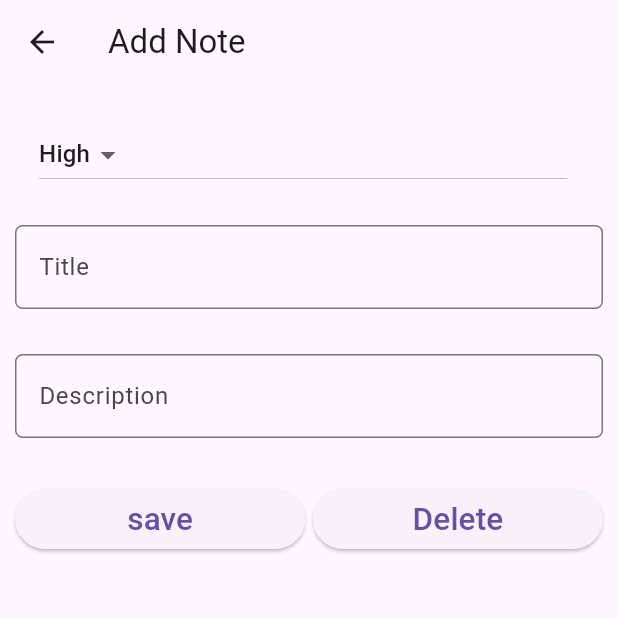
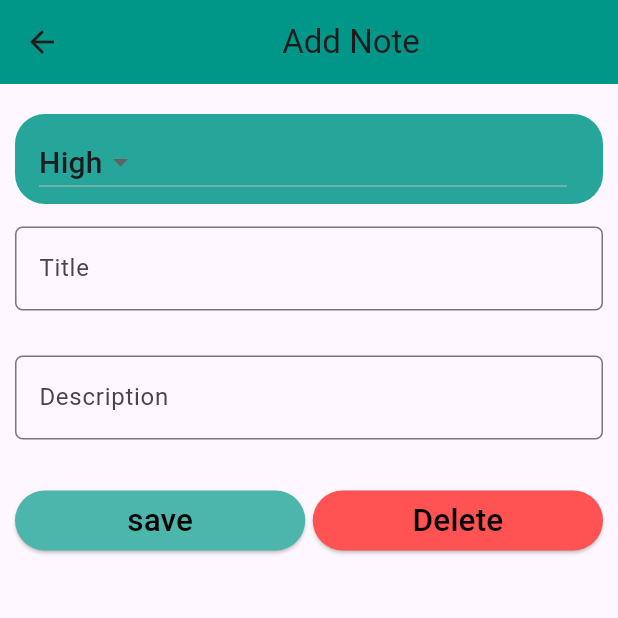
Before and after one commit to Zeeshanhabib5555/notes_database_sql, a Flutter app: the screen it shows after launch, after a tap on the "add" icon, on a phone screen of 412 x 824 dp, the top half of it. Run offline on Flutter 3.47's test engine with Material 3 defaults, Android fonts, the phone set to English and light mode, and no system bars; our stand-ins replace sqflite; accounts and stored records are empty.

Commit message:
This is my second comment

```diff
--- a/lib/NoteKeeperApp/screens/note_detail_page.dart
+++ b/lib/NoteKeeperApp/screens/note_detail_page.dart
@@ -51,7 +51,8 @@ class NoteDetailState extends State<NoteDetail> {
         },
         child: Scaffold(
           appBar: AppBar(
-            title: Text(appBarTitle),
+            backgroundColor: Colors.teal,
+            title: Center(child: Text(appBarTitle)),
             leading: IconButton(
                 icon: const Icon(Icons.arrow_back),
                 onPressed: () {
@@ -60,16 +61,23 @@ class NoteDetailState extends State<NoteDetail> {
                 }),
           ),
           body: Padding(
-            padding: const EdgeInsets.only(top: 15.0, left: 10.0, right: 10.0),
+            padding: const EdgeInsets.only(top: 20.0, left: 10.0, right: 10.0),
             child: ListView(
               children: <Widget>[
                 // First element
-                ListTile(
+                Container(
+                  height: 60,
+                  // width: 60,
+                  decoration: BoxDecoration(
+                    color: Color(0xFF26A69A),
+                    borderRadius: BorderRadius.circular(20),
+                  ),
+                  child: ListTile(
                     title: DropdownButton(
                         items: _priorities.map((String dropDownStringItem) {
                           return DropdownMenuItem<String>(
                             value: dropDownStringItem,
-                          child: Text(dropDownStringItem),
+                            child: Text(dropDownStringItem,style: TextStyle(fontSize: 20),),
                           );
                         }).toList(),
                         value: getPriorityAsString(note.priority),
@@ -79,6 +87,7 @@ class NoteDetailState extends State<NoteDetail> {
                             updatePriorityAsInt(valueSelectedByUser!);
                           });
                         }),
+                  ),
                 ),
 
                 // Second Element
@@ -115,16 +124,19 @@ class NoteDetailState extends State<NoteDetail> {
 
                 // Fourth Element
                  Padding(
-                  padding: const EdgeInsets.only(top: 15.0, bottom: 15.0),
+                  padding: EdgeInsets.only(top: 15.0, bottom: 15.0),
                   child: Row(
                     children: <Widget>[
                       Expanded(
                         child: ElevatedButton(
+                          style: ButtonStyle(
+                            backgroundColor: MaterialStatePropertyAll(Color(0xFF4DB6AC)),
+                          ),
                           // color: Theme.of(context).primaryColorDark,
                           // textColor: Theme.of(context).primaryColorLight,
                           child:  Text(
                             widget.buttonText,
-                            textScaleFactor: 1.5,
+                            textScaleFactor: 1.5,style: TextStyle(color: Colors.black),
                           ),
                           onPressed: () {
                             setState(() {
@@ -139,9 +151,13 @@ class NoteDetailState extends State<NoteDetail> {
                       ),
                       Expanded(
                         child: ElevatedButton(
-                          child: const Text(
+                          style: ButtonStyle(
+                            backgroundColor: MaterialStatePropertyAll(Colors.redAccent),
+                          ),
+                          child: Text(
                             'Delete',
                             textScaleFactor: 1.5,
+                            style: TextStyle(color: Colors.black),
                           ),
                           onPressed: () {
                             setState(() {
@@ -245,6 +261,7 @@ class NoteDetailState extends State<NoteDetail> {
     AlertDialog alertDialog = AlertDialog(
       title: Text(title),
       content: Text(message),
+      backgroundColor: Color(0xFFB2DFDB),
     );
     showDialog(context: context, builder: (_) => alertDialog);
   }
--- a/lib/NoteKeeperApp/screens/note_list_page.dart
+++ b/lib/NoteKeeperApp/screens/note_list_page.dart
@@ -30,16 +30,18 @@ class NoteListState extends State<NoteList> {
     // TODO: implement build
     return Scaffold(
       appBar: AppBar(
-        title: Text("My Notes"),
+        backgroundColor: Colors.teal,
+        title: Center(child: Text("My Notes")),
       ),
       body: getNoteListView(),
       floatingActionButton: FloatingActionButton(
+        backgroundColor: Colors.teal,
         onPressed: () {
           debugPrint("FAB clicked");
           navigateToDetail(Note('', '', 2, ""), "Add Note",'save');
         },
         tooltip: "Add Note",
-        child: Icon(Icons.add),
+        child: Icon(Icons.add,size: 40,color: Colors.white),
       ),
     );
   }
```
Lines whose indentation alone changed are shown as unchanged.
